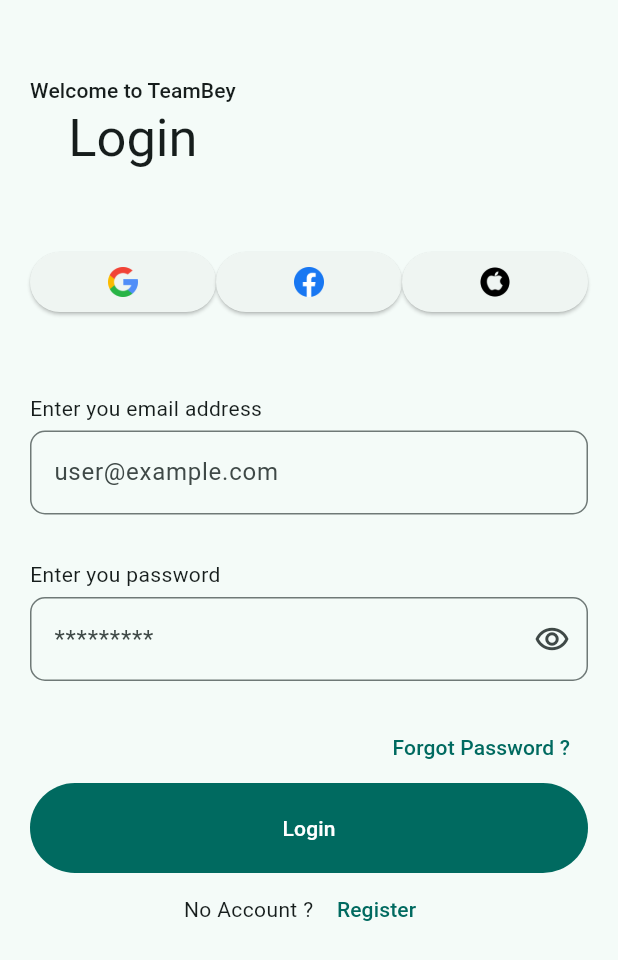
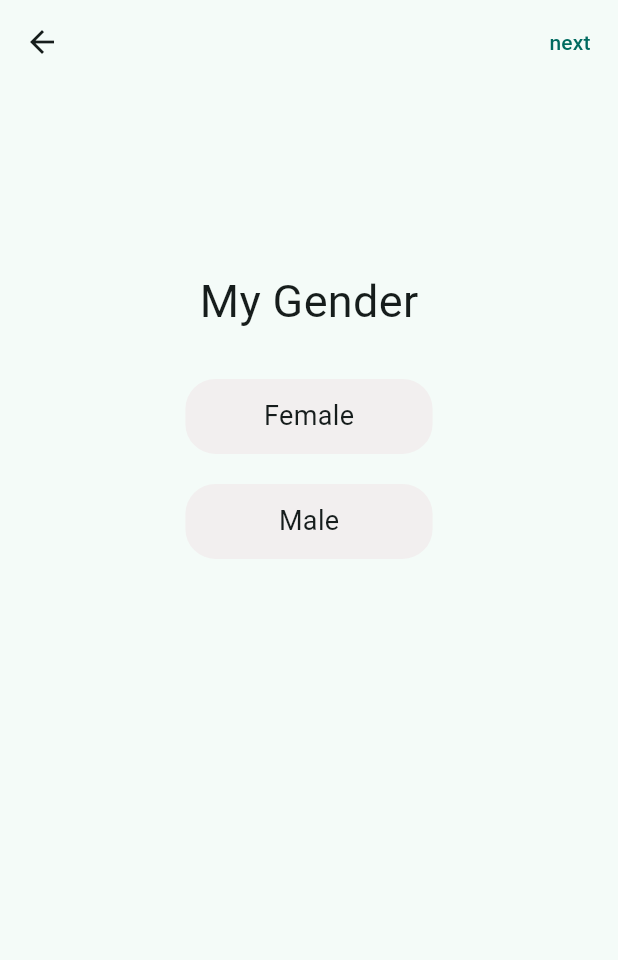
Before and after one commit to Zouuabi/pfa, a Flutter app: the screen it shows after launch, on a phone screen of 412 x 824 dp. Shown: the top 960 px of the screen. Run offline on Flutter 3.47's test engine with Material 3 defaults, Android fonts, the phone set to English and light mode, and no system bars; missing offline and left inert: mongo_dart.

Commit message:
gender page + bithday page+ prefrences page

```diff
--- a/mobile/lib/presentation/app.dart
+++ b/mobile/lib/presentation/app.dart
@@ -1,5 +1,8 @@
 import 'package:flutter/material.dart';
 import 'package:mobile/presentation/navigation/navigation_page.dart';
+import 'package:mobile/presentation/register/pages/birthday_page.dart';
+import 'package:mobile/presentation/register/pages/gender_page.dart';
+import 'package:mobile/presentation/register/pages/prefrences_page.dart';
 import 'package:mobile/presentation/register/pages/register_page.dart';
 
 import 'login/pages/login_page.dart';
@@ -16,11 +19,14 @@ class MyApp extends StatelessWidget {
         colorScheme: ColorScheme.fromSeed(seedColor: Colors.teal),
         useMaterial3: true,
       ),
-      initialRoute: '/login',
+      initialRoute: '/gender',
       routes: {
         '/login': (BuildContext context) => const LoginPage(),
         '/register': (BuildContext context) => const RegisterPage(),
         '/navigation': (BuildContext context) => const NavigationPage(),
+        '/gender': (BuildContext context) => const GenderPage(),
+        '/birthday': (BuildContext context) => const BirthdayPage(),
+        PrefrencesPage.route: (BuildContext context) => const PrefrencesPage(),
       },
     );
   }
--- /dev/null
+++ b/mobile/lib/presentation/register/pages/gender_page.dart
@@ -0,0 +1,100 @@
+import 'package:flutter/material.dart';
+
+import 'package:mobile/presentation/register/widgets/gender_button.dart';
+import 'package:mobile/presentation/shared/variables.dart';
+
+class GenderPage extends StatefulWidget {
+  const GenderPage({super.key});
+
+  @override
+  State<GenderPage> createState() => _GenderPageState();
+}
+
+class _GenderPageState extends State<GenderPage> {
+  String? _gender;
+  Color color1 = grey;
+  Color color2 = grey;
+  String? textError;
+  @override
+  Widget build(BuildContext context) {
+    return Scaffold(
+      appBar: AppBar(
+        leading: IconButton(
+            onPressed: () {
+              Navigator.of(context).pop();
+            },
+            icon: const Icon(Icons.arrow_back)),
+        actions: [
+          TextButton(
+            onPressed: () {
+              if (color1 == teal || color2 == teal) {
+                Navigator.of(context).pushNamed('/birthday');
+              } else {
+                setState(() {
+                  textError = "You must select your Gender";
+                });
+              }
+            },
+            child: const Text('next'),
+          )
+        ],
+      ),
+      body: Center(
+        child: Column(
+          children: [
+            SizedBox(
+              height: MediaQuery.sizeOf(context).height * 0.15,
+            ),
+            const Text(
+              'My Gender',
+              style: TextStyle(fontSize: 30),
+            ),
+            const SizedBox(
+              height: 30,
+            ),
+            GenderButton(
+                child: 'Female',
+                ontap: () {
+                  setState(() {
+                    if (color1 == grey) {
+                      color1 = teal;
+                      color2 = grey;
+                      textError = null;
+                    } else {
+                      color1 = grey;
+                    }
+                  });
+                },
+                color: color1),
+            const SizedBox(
+              height: 20,
+            ),
+            GenderButton(
+                child: 'Male',
+                ontap: () {
+                  setState(() {
+                    if (color2 == grey) {
+                      color2 = teal;
+                      color1 = grey;
+                      textError = null;
+                    } else {
+                      color2 = grey;
+                    }
+                  });
+                },
+                color: color2),
+            const SizedBox(
+              height: 30,
+            ),
+            textError == null
+                ? const SizedBox.shrink()
+                : Text(
+                    textError!,
+                    style: const TextStyle(color: Colors.red),
+                  ),
+          ],
+        ),
+      ),
+    );
+  }
+}
--- a/mobile/lib/presentation/register/pages/register_page.dart
+++ b/mobile/lib/presentation/register/pages/register_page.dart
@@ -1,7 +1,7 @@
 import 'package:flutter/material.dart';
 import 'package:mobile/core/helper/email_checker.dart';
 import 'package:mobile/core/helper/password_checker.dart';
-import 'package:mobile/presentation/register/verify/contact_number_checker.dart';
+import 'package:mobile/core/helper/contact_number_checker.dart';
 import 'package:mobile/presentation/register/widgets/have_account.dart';
 import 'package:mobile/presentation/register/widgets/register_form.dart';
 import 'package:mobile/presentation/shared/app_welcome.dart';
@@ -111,7 +111,7 @@ class _MobileViewState extends State<MobileView> {
                   });
                 }
                 if (!error) {
-                  Navigator.of(context).pushReplacementNamed('/navigation');
+                  Navigator.of(context).pushReplacementNamed('/gender');
                 }
               },
             ),
--- /dev/null
+++ b/mobile/lib/presentation/register/widgets/gender_button.dart
@@ -0,0 +1,41 @@
+import 'package:flutter/material.dart';
+
+class GenderButton extends StatelessWidget {
+  const GenderButton({
+    super.key,
+    required this.color,
+    required this.child,
+    required this.ontap,
+  });
+  final Color color;
+  final String child;
+  final VoidCallback ontap;
+  @override
+  Widget build(BuildContext context) {
+    return GestureDetector(
+      onTap: () {
+        ontap();
+      },
+      child: Container(
+          decoration: BoxDecoration(
+              borderRadius: BorderRadius.circular(20),
+              gradient: LinearGradient(
+                colors: [
+                  color == const Color.fromARGB(255, 242, 239, 239)
+                      ? color
+                      : Colors.tealAccent,
+                  color
+                ],
+                begin: Alignment.topLeft,
+                end: Alignment.bottomRight,
+              )),
+          height: 50,
+          width: MediaQuery.sizeOf(context).width * 0.4,
+          child: Center(
+              child: Text(
+            child,
+            style: const TextStyle(fontSize: 18),
+          ))),
+    );
+  }
+}
--- /dev/null
+++ b/mobile/lib/presentation/shared/variables.dart
@@ -0,0 +1,4 @@
+import 'package:flutter/material.dart';
+
+Color grey = const Color.fromARGB(255, 242, 239, 239);
+Color teal = Colors.teal;
```
Also changed, not shown: mobile/lib/presentation/register/pages/birthday_page.dart (added, +46 -0 lines), mobile/lib/presentation/register/pages/prefrences_page.dart (added, +87 -0 lines), mobile/lib/presentation/register/widgets/my_text_button.dart (added, +24 -0 lines), mobile/lib/core/helper/contact_number_checker.dart (renamed from mobile/lib/presentation/register/verify/contact_number_checker.dart).
